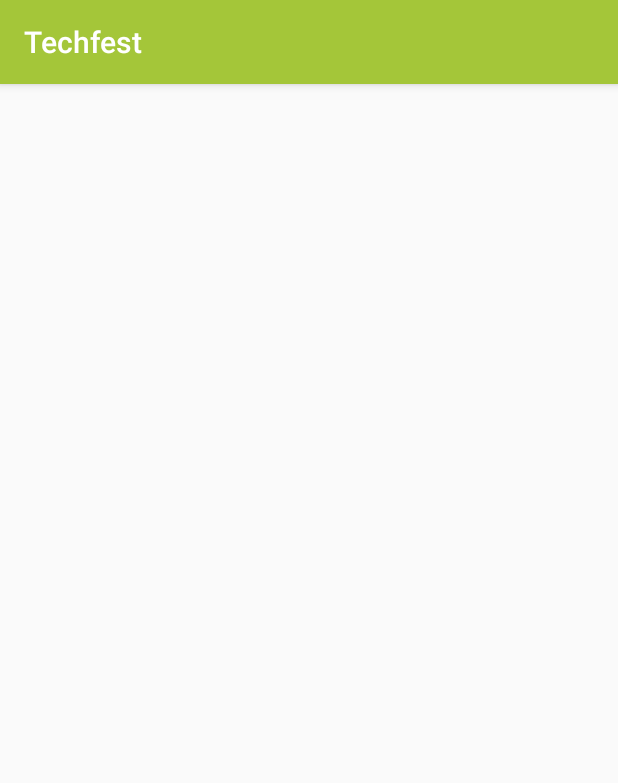
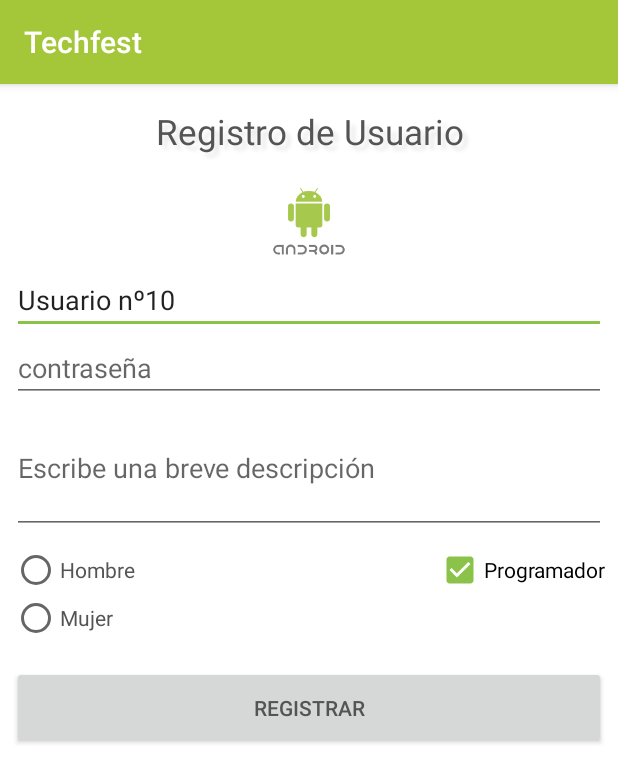
Before and after one commit to KevinSotomayor/Techfest, an Android app: the ComponentesBasicasActivity screen opened directly, with no data from a screen before it, on a phone screen of 412 x 824 dp. Shown: the top 783 px of the screen. Run offline under Robolectric (Android 15) with nearby library versions, the phone set to English and light mode, and no system bars.

Commit message:
Commit con las pantallas hechas del taller, excepto la de pasar datos de una pantalla a otra

```diff
--- a/app/src/main/java/upv/techfest/taller/ui/Activities/ComponentesBasicasActivity.java
+++ b/app/src/main/java/upv/techfest/taller/ui/Activities/ComponentesBasicasActivity.java
@@ -2,14 +2,15 @@ package upv.techfest.taller.ui.Activities;
 
 import android.os.Bundle;
 import android.support.v7.app.AppCompatActivity;
+
+import upv.techfest.taller.R;
 
 
 public class ComponentesBasicasActivity extends AppCompatActivity {
     @Override
     protected void onCreate(Bundle savedInstanceState){
         super.onCreate(savedInstanceState);
-
-
+        setContentView(R.layout.a_componentes_basicas);
     }
 
 }
--- a/app/src/main/java/upv/techfest/taller/ui/Activities/InterfazUsuarioActivity.java
+++ b/app/src/main/java/upv/techfest/taller/ui/Activities/InterfazUsuarioActivity.java
@@ -3,12 +3,13 @@ package upv.techfest.taller.ui.Activities;
 import android.os.Bundle;
 import android.support.v7.app.AppCompatActivity;
 
+import upv.techfest.taller.R;
+
 public class InterfazUsuarioActivity extends AppCompatActivity {
     @Override
     protected void onCreate(Bundle savedInstanceState){
         super.onCreate(savedInstanceState);
-
-
+        setContentView(R.layout.a_interfaz_usuario);
 
     }
 
--- a/app/src/main/java/upv/techfest/taller/ui/Activities/Main.java
+++ b/app/src/main/java/upv/techfest/taller/ui/Activities/Main.java
@@ -19,7 +19,7 @@ import upv.techfest.taller.R;
 import upv.techfest.taller.model.Utils.TechfestTypefaces;
 
 public class Main extends AppCompatActivity {
-    static final int EASTER_EGG_PULSE = 9;
+    static final int EASTER_EGG_PULSE = 10;
 
     private AnimationDrawable animationDrawable;
 
--- a/app/src/main/java/upv/techfest/taller/ui/Activities/PasoDePantallaActivity.java
+++ b/app/src/main/java/upv/techfest/taller/ui/Activities/PasoDePantallaActivity.java
@@ -2,13 +2,15 @@ package upv.techfest.taller.ui.Activities;
 
 import android.os.Bundle;
 import android.support.v7.app.AppCompatActivity;
+
+import upv.techfest.taller.R;
 
 public class PasoDePantallaActivity extends AppCompatActivity {
     @Override
     protected void onCreate(Bundle savedInstanceState){
         super.onCreate(savedInstanceState);
 
-
+        setContentView(R.layout.a_paso_de_pantalla);
 
     }
 
--- /dev/null
+++ b/app/src/main/res/layout/a_componentes_basicas.xml
@@ -0,0 +1,114 @@
+<?xml version="1.0" encoding="utf-8"?>
+<LinearLayout xmlns:android="http://schemas.android.com/apk/res/android"
+    android:orientation="vertical" android:layout_width="match_parent"
+    android:layout_height="match_parent"
+    android:background="@color/white">
+
+    <TextView
+        android:id="@+id/textView"
+        android:layout_width="match_parent"
+        android:layout_height="wrap_content"
+        android:text="Registro de Usuario"
+        android:textColor="@color/font"
+        android:shadowColor="@color/grey"
+        android:shadowDx="5"
+        android:shadowDy="5"
+        android:shadowRadius="3"
+        android:textSize="23sp"
+        android:gravity="center_horizontal"
+        android:padding="16dp"
+        />
+
+
+    <ImageView
+        android:layout_width="80dp"
+        android:layout_height="wrap_content"
+        android:id="@+id/imageView"
+        android:layout_gravity="center_horizontal"
+        android:adjustViewBounds="true"
+        android:src="@mipmap/android_logo"
+        />
+
+    <EditText
+        android:layout_width="match_parent"
+        android:layout_height="wrap_content"
+        android:inputType="textPersonName"
+        android:text="Usuario nº10"
+        android:ems="10"
+        android:id="@+id/editText"
+        android:layout_gravity="center_horizontal"
+        android:layout_marginLeft="8dp"
+        android:layout_marginRight="8dp"/>
+
+    <EditText
+        android:layout_width="match_parent"
+        android:layout_height="wrap_content"
+        android:inputType="textPassword"
+        android:ems="10"
+        android:id="@+id/editText2"
+        android:hint="contraseña"
+        android:layout_marginLeft="8dp"
+        android:layout_marginRight="8dp"/>
+
+    <EditText
+        android:layout_width="match_parent"
+        android:layout_height="wrap_content"
+        android:inputType="textMultiLine"
+        android:minLines="3"
+        android:maxLines="10"
+        android:singleLine="false"
+        android:id="@+id/editText3"
+        android:hint="Escribe una breve descripción"
+        android:layout_marginLeft="8dp"
+        android:layout_marginRight="8dp"/>
+
+    <RelativeLayout
+        android:layout_width="match_parent"
+        android:layout_height="wrap_content"
+        android:orientation="horizontal"
+        android:layout_margin="8dp">
+        <RadioGroup
+            android:id="@+id/radioGroup_sexo"
+            android:layout_width="wrap_content"
+            android:layout_height="wrap_content"
+            >
+            <RadioButton
+                android:layout_width="wrap_content"
+                android:layout_height="wrap_content"
+                android:text="Hombre"
+                android:textColor="@color/font"
+                android:id="@+id/radioButton_m" />
+            <RadioButton
+                android:layout_width="wrap_content"
+                android:layout_height="wrap_content"
+                android:text="Mujer"
+                android:textColor="@color/font"
+                android:id="@+id/radioButton_f" />
+
+        </RadioGroup>
+
+        <CheckBox
+            android:layout_width="wrap_content"
+            android:layout_height="wrap_content"
+            android:text="Programador"
+            android:id="@+id/checkBox"
+            android:layout_gravity="center_horizontal"
+            android:layout_alignParentRight="true"
+            android:checked="true"
+            android:gravity="left|center_vertical"/>
+
+    </RelativeLayout>
+
+    <Button
+        android:layout_width="match_parent"
+        android:layout_height="wrap_content"
+        android:text="Registrar"
+        android:id="@+id/button"
+        android:padding="18dp"
+        android:layout_margin="8dp"
+        android:textColor="@color/font"
+        />
+
+
+
+</LinearLayout>
```
Also changed, not shown: app/src/main/java/upv/techfest/taller/ui/Activities/ControlesDeSeleccionActivity.java (+31 -0 lines), app/src/main/java/upv/techfest/taller/ui/Activities/HolaMundoActivity.java (+5 -3 lines), app/src/main/res/drawable-v21/button_white_color.xml (deleted, +0 -11 lines), app/src/main/res/drawable/background_tarjeta.xml (added, +30 -0 lines), app/src/main/res/drawable/button_white_color.xml (deleted, +0 -11 lines), app/src/main/res/drawable/sombra_textview.xml (added, +10 -0 lines), app/src/main/res/layout/a_controles_de_seleccion.xml (added, +14 -0 lines), app/src/main/res/layout/a_hola_mundo.xml (added, +14 -0 lines), app/src/main/res/layout/a_interfaz_usuario.xml (added, +40 -0 lines), app/src/main/res/layout/a_paso_de_pantalla.xml (added, +87 -0 lines), app/src/main/res/mipmap-xxxhdpi/android_logo.jpg (added).
